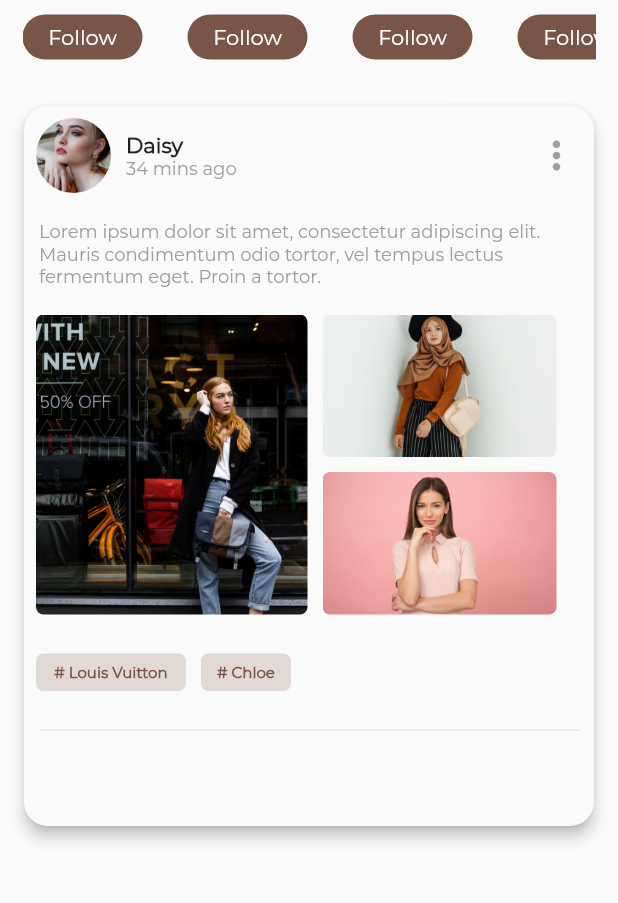
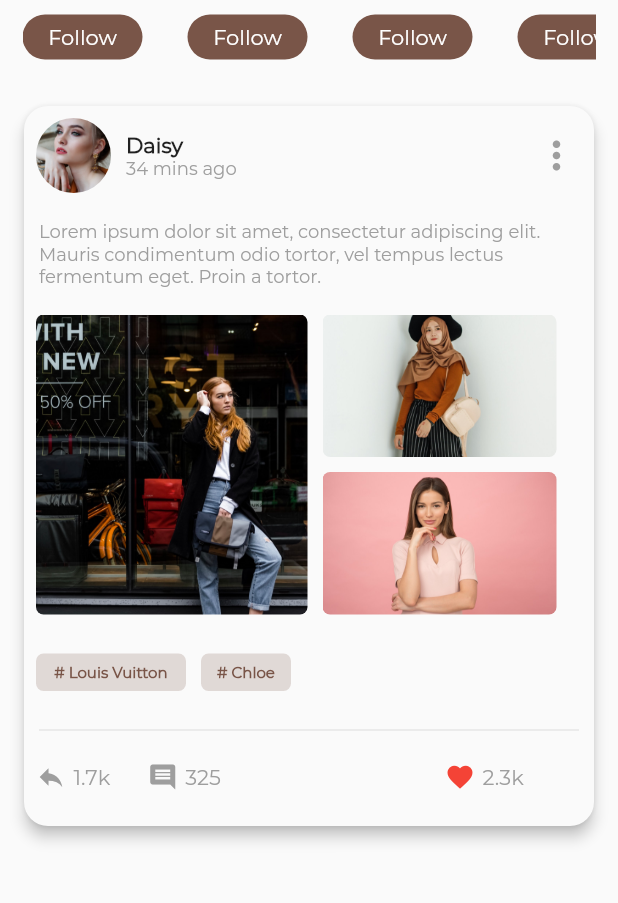
Before and after one commit to islamoktay/learning_process, a Flutter app: the screen it shows after launch, on a phone screen of 412 x 824 dp, the part 242-1145 px from its top. Run offline on Flutter 3.47's test engine with Material 2 defaults, Android fonts, the light colour scheme and no system bars; our stand-ins replace email_validator, flutter_easyloading, google_fonts, palette_generator.

Commit message:
studied more

```diff
--- a/flutter/flutter_moda_app/lib/main.dart
+++ b/flutter/flutter_moda_app/lib/main.dart
@@ -262,6 +262,69 @@ class _AnaSayfaState extends State<AnaSayfa> {
                       indent: 10,
                       endIndent: 10,
                     ),
+                    SizedBox(
+                      height: 5,
+                    ),
+                    Padding(
+                      padding: const EdgeInsets.all(8.0),
+                      child: Row(
+                        children: [
+                          Icon(
+                            Icons.reply,
+                            size: 20,
+                            color: Colors.grey,
+                          ),
+                          SizedBox(
+                            width: 5,
+                          ),
+                          Text(
+                            "1.7k",
+                            style: TextStyle(
+                              fontFamily: 'Montserrat',
+                              color: Colors.grey,
+                            ),
+                          ),
+                          SizedBox(
+                            width: 25,
+                          ),
+                          Icon(
+                            Icons.comment,
+                            size: 20,
+                            color: Colors.grey,
+                          ),
+                          SizedBox(
+                            width: 5,
+                          ),
+                          Text(
+                            "325",
+                            style: TextStyle(
+                              fontFamily: 'Montserrat',
+                              color: Colors.grey,
+                            ),
+                          ),
+                          Container(
+                            width: MediaQuery.of(context).size.width - 210,
+                            child: Row(
+                              mainAxisAlignment: MainAxisAlignment.end,
+                              children: [
+                                Icon(Icons.favorite,
+                                    size: 20, color: Colors.red),
+                                SizedBox(
+                                  width: 5,
+                                ),
+                                Text(
+                                  "2.3k",
+                                  style: TextStyle(
+                                    fontFamily: 'Montserrat',
+                                    color: Colors.grey,
+                                  ),
+                                ),
+                              ],
+                            ),
+                          ),
+                        ],
+                      ),
+                    ),
                   ],
                 ),
               ),
```
